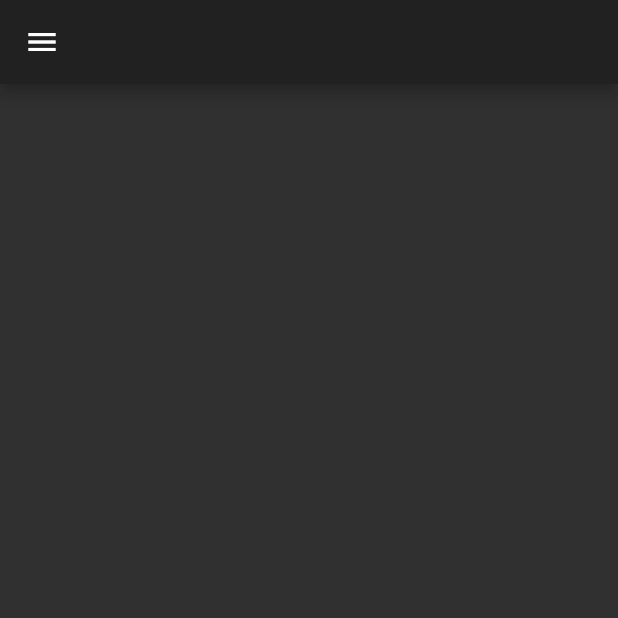
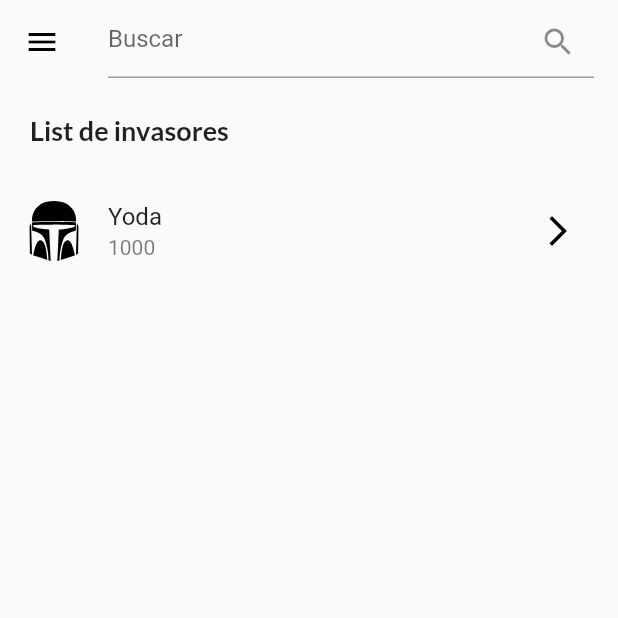
Before and after one commit to TomiHoltz/urbetrack_challenge, a Flutter app: the screen it shows after launch, on a phone screen of 412 x 824 dp, the top half of it. Run offline on Flutter 3.47's test engine with Material 2 defaults, Android fonts, the light colour scheme and no system bars; our stand-ins replace flutter_riverpod, flutter_svg, google_fonts.

Commit message:
Home Screen UI

```diff
--- a/lib/main.dart
+++ b/lib/main.dart
@@ -1,5 +1,6 @@
 import 'package:flutter/material.dart';
 import 'package:flutter_riverpod/flutter_riverpod.dart';
+import 'package:urbetrack_challenge/constants.dart';
 import 'package:urbetrack_challenge/ui/HomeScreen/home_screen.dart';
 
 void main() {
@@ -13,7 +14,10 @@ class MyApp extends StatelessWidget {
   Widget build(BuildContext context) {
     return MaterialApp(
       title: 'Flutter Demo',
-      theme: ThemeData.dark(),
+      theme: ThemeData(
+        primaryColor: primaryColor,
+        primarySwatch: Colors.grey
+      ),
       home: const MyHomePage(),
     );
   }
--- /dev/null
+++ b/lib/models/character.dart
@@ -0,0 +1,23 @@
+class Character {
+  String? name;
+  String? birthYear;
+  String? eyeColor;
+  String? gender;
+  String? hairColor;
+  String? height;
+  String? mass;
+  String? skinColor;
+  String? homeworld;
+
+  Character({
+    this.name,
+    this.birthYear,
+    this.eyeColor,
+    this.gender,
+    this.hairColor,
+    this.height,
+    this.mass,
+    this.skinColor,
+    this.homeworld
+  });
+}
--- a/lib/ui/HomeDrawer/widgets/drawer_banner.dart
+++ b/lib/ui/HomeDrawer/widgets/drawer_banner.dart
@@ -16,7 +16,6 @@ class DrawerBanner extends StatelessWidget {
           width: double.infinity,
           child: SvgPicture.asset(
             "assets/Mandalorian Helmet.svg",
-            color: Colors.white,
           ),
         ),
         Text(
--- a/lib/ui/HomeScreen/home_screen.dart
+++ b/lib/ui/HomeScreen/home_screen.dart
@@ -1,5 +1,9 @@
 import 'package:flutter/material.dart';
+import 'package:urbetrack_challenge/constants.dart';
+import 'package:urbetrack_challenge/models/character.dart';
 import 'package:urbetrack_challenge/ui/HomeDrawer/home_drawer.dart';
+import 'package:urbetrack_challenge/ui/HomeScreen/widgets/character_listtile.dart';
+import 'package:urbetrack_challenge/ui/HomeScreen/widgets/home_title.dart';
 
 class MyHomePage extends StatelessWidget {
   const MyHomePage({Key? key}) : super(key: key);
@@ -7,8 +11,36 @@ class MyHomePage extends StatelessWidget {
   @override
   Widget build(BuildContext context) {
     return Scaffold(
-      appBar: AppBar(),
-      body: Stack(),
+      appBar: AppBar(
+        title: TextFormField(
+          cursorColor: primaryColor,
+          textCapitalization: TextCapitalization.sentences,
+          decoration: InputDecoration(
+            hintText: "Buscar",
+            suffixIcon: Icon(Icons.search),
+          ),
+        ),
+        backgroundColor: Colors.transparent,
+        elevation: 0.0,
+      ),
+      body: SingleChildScrollView(
+        child: Container(
+          width: MediaQuery.of(context).size.width,
+          child: Column(
+            crossAxisAlignment: CrossAxisAlignment.start,
+            children: [
+              const HomeTitle(),
+              const SizedBox(height: defaultPadding),
+              CharacterListTile(
+                character: Character(
+                  name: "Yoda",
+                  birthYear: "1000"
+                ),
+              )
+            ],
+          ),
+        ),
+      ),
       drawer: const HomeDrawer(),
     );
   }
--- /dev/null
+++ b/lib/ui/HomeScreen/widgets/character_listtile.dart
@@ -0,0 +1,29 @@
+import 'package:flutter/material.dart';
+import 'package:flutter_svg/flutter_svg.dart';
+import 'package:urbetrack_challenge/constants.dart';
+import 'package:urbetrack_challenge/models/character.dart';
+
+class CharacterListTile extends StatelessWidget {
+  const CharacterListTile({
+    Key? key,
+    required this.character
+  }) : super(key: key);
+
+  final Character character;
+
+  @override
+  Widget build(BuildContext context) {
+    return ListTile(
+      leading: CircleAvatar(
+        child: SvgPicture.asset("assets/Mandalorian Helmet.svg"),
+        backgroundColor: Colors.transparent,
+      ),
+      title: Text(character.name!),
+      subtitle: Text(character.birthYear!),
+      trailing: IconButton(
+        onPressed: () {},
+        icon: const Icon(Icons.arrow_forward_ios, color: darkColor),
+      ),
+    );
+  }
+}
--- /dev/null
+++ b/lib/ui/HomeScreen/widgets/home_title.dart
@@ -0,0 +1,26 @@
+import 'package:flutter/material.dart';
+import 'package:google_fonts/google_fonts.dart';
+import 'package:urbetrack_challenge/constants.dart';
+
+class HomeTitle extends StatelessWidget {
+  const HomeTitle({
+    Key? key,
+  }) : super(key: key);
+
+  @override
+  Widget build(BuildContext context) {
+    return Container(
+      margin: const EdgeInsets.only(
+        left: defaultPadding,
+        top: defaultPadding,
+      ),
+      child: Text(
+        "List de invasores",
+        style: GoogleFonts.lato(
+          fontWeight: FontWeight.bold,
+          fontSize: 18,
+        ),
+      ),
+    );
+  }
+}
--- a/pubspec.yaml
+++ b/pubspec.yaml
@@ -36,6 +36,7 @@ dependencies:
   cupertino_icons: ^1.0.2
   flutter_svg: ^0.22.0
   flutter_riverpod: ^0.14.0+3
+  google_fonts: ^2.1.0
 
 dev_dependencies:
   flutter_test:
```
Also changed, not shown: pubspec.lock.
